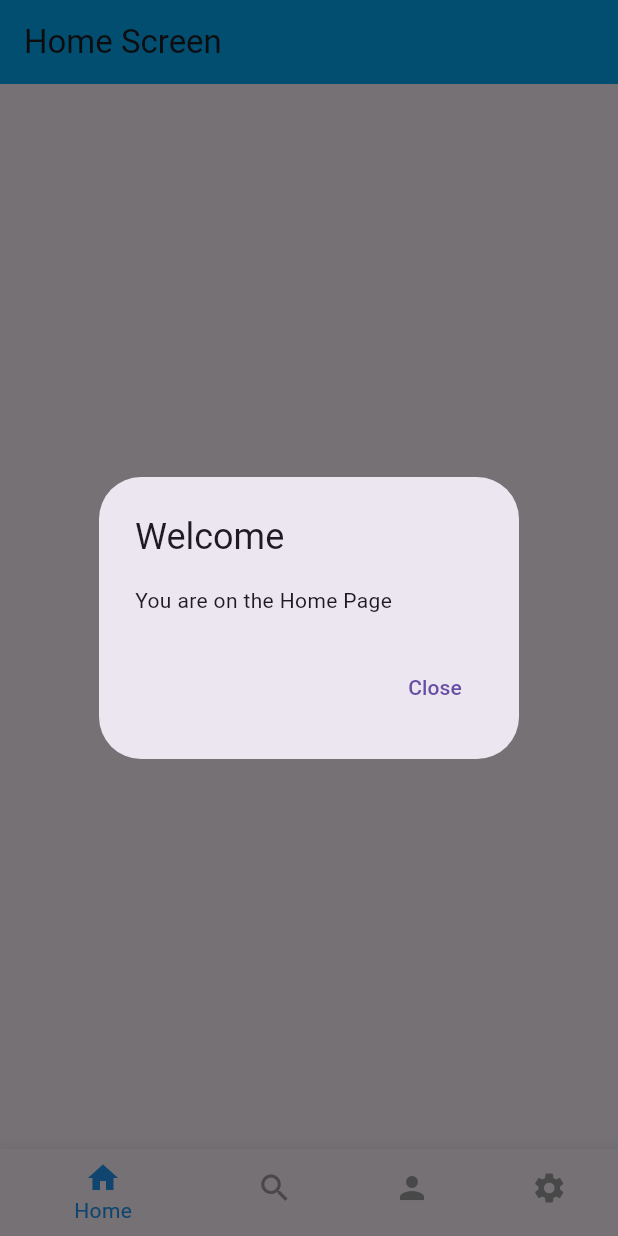
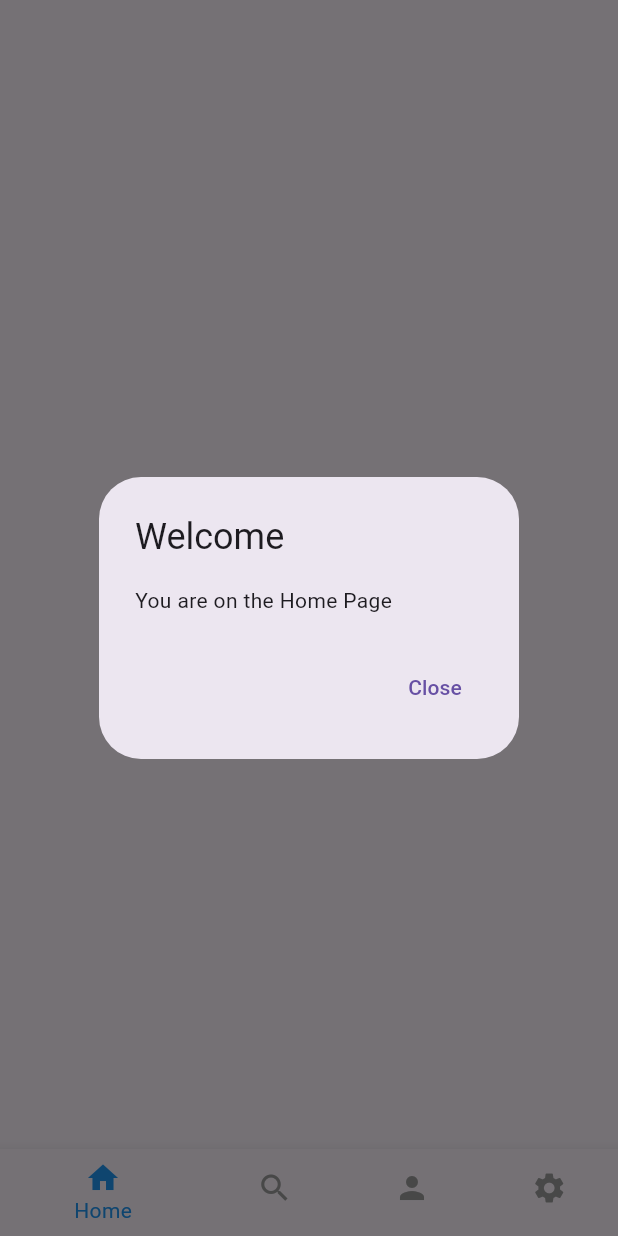
Before and after one commit to Roczantya/Routes-Navigation-by-Tiffany-, a Flutter app: the screen it shows after launch, after a tap on "Welcome to the Home Page", on a phone screen of 412 x 824 dp. Run offline on Flutter 3.47's test engine with Material 3 defaults, Android fonts, the phone set to English and light mode, and no system bars.

Commit message:
Perubahan pada tampilan keseluruhan

```diff
--- a/lib/first_screen.dart
+++ b/lib/first_screen.dart
@@ -1,5 +1,4 @@
 import 'package:flutter/material.dart';
-import 'second_screen.dart';
 
 class FirstScreen extends StatelessWidget {
   const FirstScreen({super.key});
@@ -14,8 +13,7 @@ class FirstScreen extends StatelessWidget {
         child: ElevatedButton(
           onPressed: () {
             // Navigate to the second screen.
-            Navigator.push(context,
-                MaterialPageRoute(builder: (context) => const SecondScreen()));
+            Navigator.pushNamed(context, '/second');
           },
           child: const Text('Go to Second Screen'),
         ),
--- a/lib/main.dart
+++ b/lib/main.dart
@@ -1,14 +1,22 @@
 import 'package:flutter/material.dart';
 import 'first_screen.dart';
+import 'second_screen.dart';
+import 'third_screen.dart';
 
 void main() => runApp(MyApp());
 
 class MyApp extends StatelessWidget {
   @override
   Widget build(BuildContext context) {
-    return const MaterialApp(
+    return MaterialApp(
       title: 'Navigation Codelab',
-      home: HomeScreen(),
+      initialRoute: '/',
+      routes: {
+        '/': (context) => const HomeScreen(),
+        '/first': (context) => const FirstScreen(),
+        '/second': (context) => const SecondScreen(),
+        '/third': (context) => const ThirdScreen(),
+      },
     );
   }
 }
@@ -25,10 +33,10 @@ class _HomeScreenState extends State<HomeScreen> {
 
   // List of pages for Bottom Navigation Bar
   final List<Widget> _pages = [
-    const HomePage(),
-    const SearchScreen(),
-    const ProfileScreen(),
-    const SettingsScreen(),
+    const HomePage(), // Menampilkan HomePage di tab pertama
+    const FirstScreen(),
+    const SecondScreen(),
+    const ThirdScreen(),
   ];
 
   void _onItemTapped(int index) {
@@ -40,14 +48,7 @@ class _HomeScreenState extends State<HomeScreen> {
   @override
   Widget build(BuildContext context) {
     return Scaffold(
-      appBar: AppBar(
-        backgroundColor: Colors.lightBlue,
-        title: const Text('Home Screen '),
-      ),
-      body: IndexedStack(
-        index: _selectedIndex,
-        children: _pages,
-      ),
+      body: _pages[_selectedIndex],
       bottomNavigationBar: BottomNavigationBar(
         currentIndex: _selectedIndex,
         selectedItemColor: Colors.blue,
@@ -97,10 +98,7 @@ class HomePage extends StatelessWidget {
           ElevatedButton(
             onPressed: () {
               // Navigate to FirstScreen
-              Navigator.push(
-                context,
-                MaterialPageRoute(builder: (context) => const FirstScreen()),
-              );
+              Navigator.pushNamed(context, '/first');
             },
             child: const Text('Go to First Screen'),
           ),
@@ -109,52 +107,3 @@ class HomePage extends StatelessWidget {
     );
   }
 }
-
-class SearchScreen extends StatelessWidget {
-  const SearchScreen({super.key});
-
-  @override
-  Widget build(BuildContext context) {
-    return Scaffold(
-      appBar: AppBar(
-        title: const Text('Search Screen'),
-      ),
-      body: const Center(
-        child: Text('This is the Search Page', style: TextStyle(fontSize: 20)),
-      ),
-    );
-  }
-}
-
-class ProfileScreen extends StatelessWidget {
-  const ProfileScreen({super.key});
-
-  @override
-  Widget build(BuildContext context) {
-    return Scaffold(
-      appBar: AppBar(
-        title: const Text('Profile Screen'),
-      ),
-      body: const Center(
-        child: Text('This is the Profile Page', style: TextStyle(fontSize: 20)),
-      ),
-    );
-  }
-}
-
-class SettingsScreen extends StatelessWidget {
-  const SettingsScreen({super.key});
-
-  @override
-  Widget build(BuildContext context) {
-    return Scaffold(
-      appBar: AppBar(
-        title: const Text('Settings Screen'),
-      ),
-      body: const Center(
-        child:
-            Text('This is the Settings Page', style: TextStyle(fontSize: 20)),
-      ),
-    );
-  }
-}
```
Also changed, not shown: lib/second_screen.dart (+7 -1 lines), lib/third_screen.dart (+3 -14 lines).
